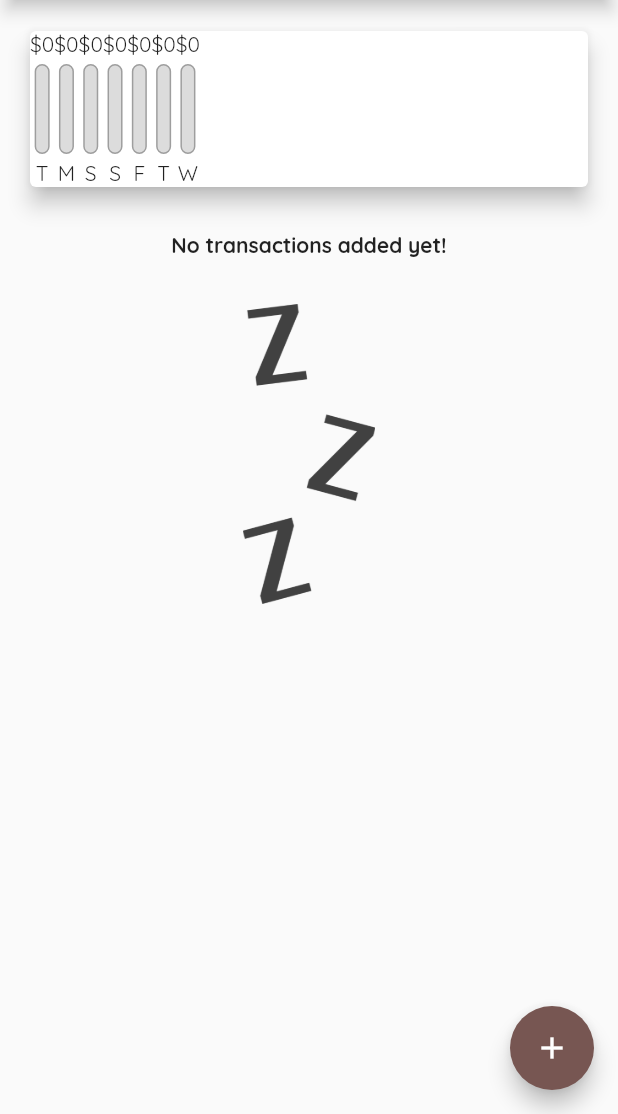
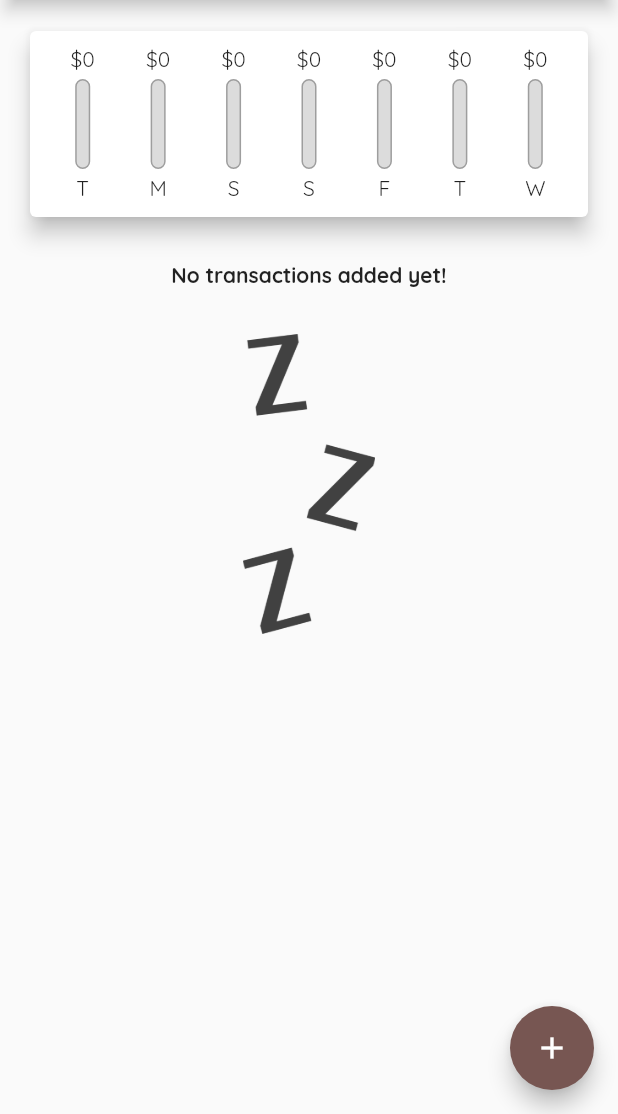
Before and after one commit to pol-dev-shinroo/personal_expense_app, a Flutter app: the screen it shows after launch, on a phone screen of 412 x 824 dp, the part 122-1236 px from its top. Run offline on Flutter 3.47's test engine with Material 2 defaults, Android fonts, the phone set to English and light mode, and no system bars.

Commit message:
bar chart styling using flex

```diff
--- a/lib/widgets/chart.dart
+++ b/lib/widgets/chart.dart
@@ -49,16 +49,23 @@ class Chart extends StatelessWidget {
     return Card(
       elevation: 6,
       margin: const EdgeInsets.all(20),
+      child: Padding(
+        padding: const EdgeInsets.all(10),
         child: Row(
+          mainAxisAlignment: MainAxisAlignment.spaceAround,
           children: groupTransactionsValue.map((data) {
-          return ChartBar(
+            return Flexible(
+              fit: FlexFit.tight,
+              child: ChartBar(
                 label: data["day"] as String,
                 spendingAmount: data["amount"] as double,
                 spendingPercentageTotal: totalSpending != 0
                     ? (data["amount"] as double) / totalSpending
                     : 0,
+              ),
             );
           }).toList(),
+        ),
       ),
     );
   }
--- a/lib/widgets/chart_bar.dart
+++ b/lib/widgets/chart_bar.dart
@@ -15,7 +15,9 @@ class ChartBar extends StatelessWidget {
   Widget build(BuildContext context) {
     return Column(
       children: <Widget>[
-        Text('\$${spendingAmount.toStringAsFixed(0)}'),
+        FittedBox(
+          child: Text('\$${spendingAmount.toStringAsFixed(0)}'),
+        ),
         const SizedBox(
           height: 4,
         ),
```
Lines whose indentation alone changed are shown as unchanged.
